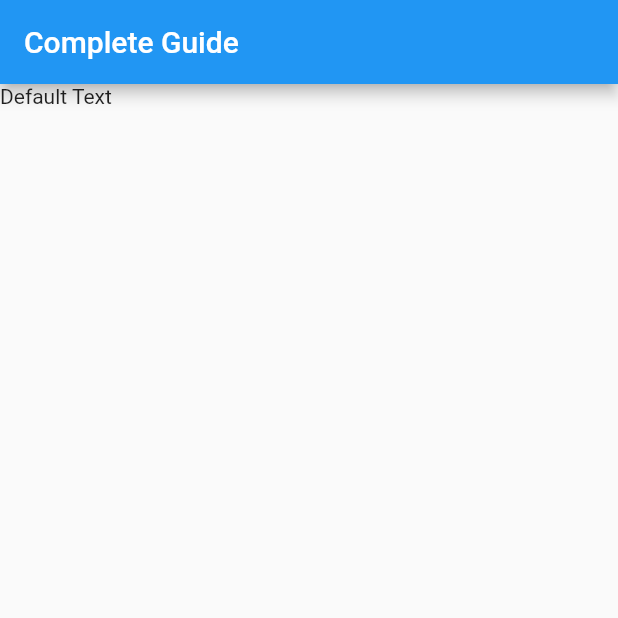
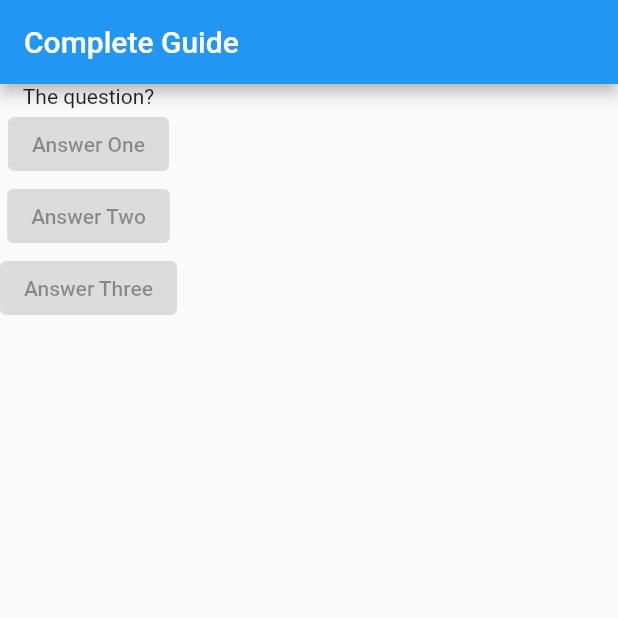
Before and after one commit to deltics/flutter, a Flutter app: the screen it shows after launch, on a phone screen of 412 x 824 dp, the top half of it. Run offline on Flutter 3.47's test engine with Material 2 defaults, Android fonts, the phone set to English and light mode, and no system bars.

Commit message:
s2.30 - First layout widget (Column())

```diff
--- a/s2_flutter_complete_guide/lib/main.dart
+++ b/s2_flutter_complete_guide/lib/main.dart
@@ -11,12 +11,33 @@ class App extends StatelessWidget {
 
   @override
   Widget build(BuildContext context) {
+    var questions = [
+      'What\'s your favorite color?',
+      'What\'s your favorite animal?',
+    ];
+
     return MaterialApp(
       home: Scaffold(
         appBar: AppBar(
-            title: Text('Complete Guide'),
-          ),
-        body: Text('Default Text'),
+          title: Text('Complete Guide'),
+        ),
+        body: Column(
+          children: [
+            Text('The question?'),
+            ElevatedButton(
+              child: Text('Answer One'),
+              onPressed: null
+            ),
+            ElevatedButton(
+              child: Text('Answer Two'),
+              onPressed: null
+            ),
+            ElevatedButton(
+              child: Text('Answer Three'),
+              onPressed: null
+            ),
+          ],
+        ),
       ),
     );
   }
```
